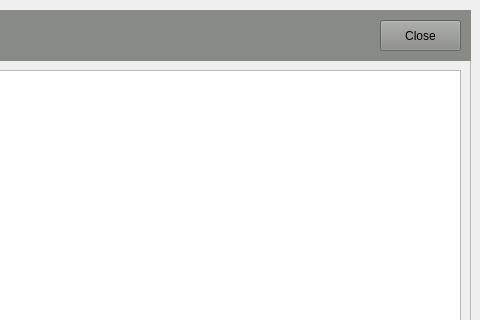
chP6/Konzept_ErstesBeispiel, file errorwindow.ui: the form before one commit; both pictures show x 320 to 800 and y 0 to 320 of the 800 by 480 pixel window.
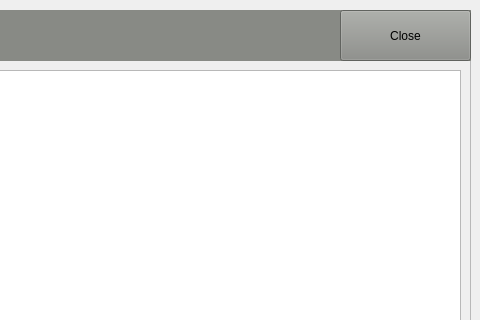
The form after the commit.

What changed in the file:
```diff
--- a/errorwindow.ui
+++ b/errorwindow.ui
@@ -79,10 +79,10 @@
     <widget class="QPushButton" name="pbEwClose">
      <property name="geometry">
       <rect>
-       <x>690</x>
-       <y>10</y>
-       <width>81</width>
-       <height>31</height>
+       <x>650</x>
+       <y>0</y>
+       <width>131</width>
+       <height>51</height>
       </rect>
      </property>
      <property name="text">
```
